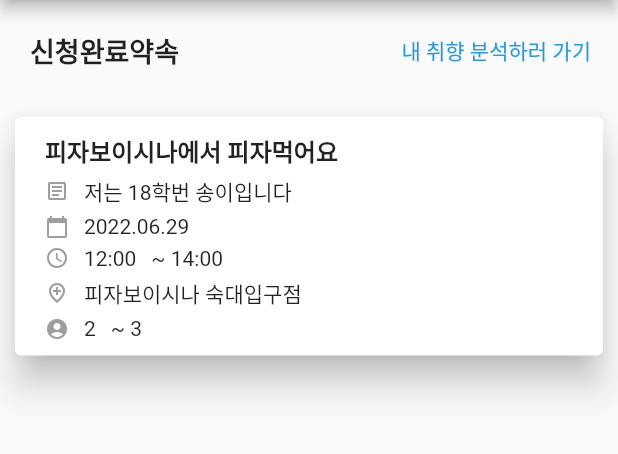
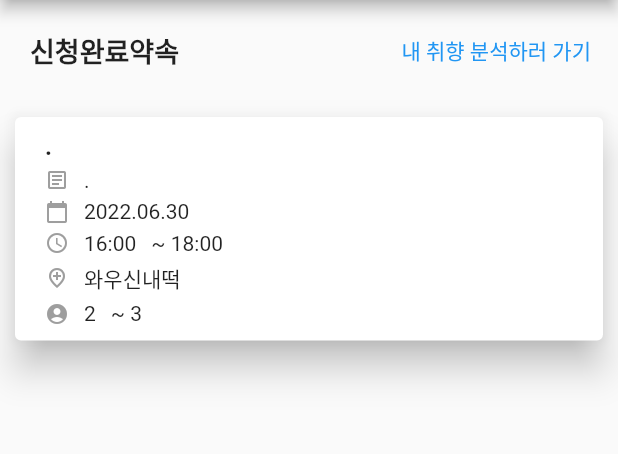
Before and after one commit to Doyoon99/EatwithMe, a Flutter app: the GroupListviewPage screen opened directly, on a phone screen of 412 x 824 dp, the part 84-538 px from its top. Run offline on Flutter 3.47's test engine with Material 2 defaults, Android fonts, the phone set to English and light mode, and no system bars; drawn by our look-alikes of grouped_list; our stand-ins replace flutter_datetime_picker, flutter_svg, get, google_maps_flutter, substring_highlight; missing offline and left inert: dart:ffi, flutter_config; project files that could hold a hidden picture were left out.

Commit message:
약속매칭 연동 전단계

```diff
--- a/lib/screen/find_listview.dart
+++ b/lib/screen/find_listview.dart
@@ -6,12 +6,12 @@ import 'package:grouped_list/grouped_list.dart';
 List _dataDummy = [
   {
     "type": "대기 중 약속",
-    "place": "피자보이시나 숙대입구점",
-    "title": "피자보이시나에서 피자먹어요",
-    "name": "저는 18학번 송이입니다",
-    "date": "2022.06.29",
-    "time": "12:00",
-    "endtime": "14:00",
+    "place": "와우신내떡",
+    "title": ".",
+    "name": ".",
+    "date": "2022.06.30",
+    "time": "16:00",
+    "endtime": "18:00",
     "min": "2",
     "max": "3",
   }
--- a/lib/screen/group_listview_page.dart
+++ b/lib/screen/group_listview_page.dart
@@ -5,14 +5,14 @@ import 'package:grouped_list/grouped_list.dart';
 List _dataDummy = [
   {
     "type": "신청완료약속",
-    "place": "피자보이시나 숙대입구점",
-    "title": "피자보이시나에서 피자먹어요",
-    "name": "저는 18학번 송이입니다",
-    "date": "2022.06.29",
-    "time": "12:00",
-    "endtime": "14:00",
-    "min": "2",
-    "max": "3",
+    "store_name": "와우신내떡",
+    "title": ".",
+    "detail": ".",
+    "promise_date": "2022.06.30",
+    "starttime": "16:00",
+    "endtime": "18:00",
+    "minpers": "2",
+    "maxpers": "3",
   }
 ];
 
@@ -118,7 +118,7 @@ class _GroupListviewPageState extends State<GroupListviewPage> {
                                   color: Colors.grey, size: 16),
                               Container(
                                 margin: EdgeInsets.only(left: 10),
-                                child: Text('${element['name']}'),
+                                child: Text('${element['detail']}'),
                               ),
                             ]),
                       ),
@@ -132,7 +132,7 @@ class _GroupListviewPageState extends State<GroupListviewPage> {
                                   color: Colors.grey, size: 16),
                               Container(
                                 margin: EdgeInsets.only(left: 10),
-                                child: Text('${element['date']}'),
+                                child: Text('${element['promise_date']}'),
                               ),
                             ]),
                       ),
@@ -146,7 +146,7 @@ class _GroupListviewPageState extends State<GroupListviewPage> {
                                   color: Colors.grey, size: 16),
                               Container(
                                 margin: EdgeInsets.only(left: 10),
-                                child: Text('${element['time']}'),
+                                child: Text('${element['starttime']}'),
                               ),
                               Container(
                                 margin: EdgeInsets.only(left: 10),
@@ -164,7 +164,7 @@ class _GroupListviewPageState extends State<GroupListviewPage> {
                                   color: Colors.grey, size: 16),
                               Container(
                                 margin: EdgeInsets.only(left: 10),
-                                child: Text('${element['place']}'),
+                                child: Text('${element['store_name']}'),
                               ),
                             ]),
                       ),
@@ -178,11 +178,11 @@ class _GroupListviewPageState extends State<GroupListviewPage> {
                                   color: Colors.grey, size: 16),
                               Container(
                                 margin: EdgeInsets.only(left: 10),
-                                child: Text('${element['min']}'),
+                                child: Text('${element['minpers']}'),
                               ),
                               Container(
                                 margin: EdgeInsets.only(left: 10),
-                                child: Text('~ ${element['max']}'),
+                                child: Text('~ ${element['maxpers']}'),
                               ),
                             ]),
                       ),
--- a/lib/screen/real_time_list.dart
+++ b/lib/screen/real_time_list.dart
@@ -5,47 +5,58 @@ import 'package:grouped_list/grouped_list.dart';
 List _dataDummy = [
   {
     "type": "대기중 약속",
-    "place": "와우 신내떡 숙명여대점",
+    "store_name": "와우신내떡",
     "title": "신내떡 런치 세트 같이 먹으실 분 구합니다!",
-    "name": "신내떡 먹고 싶다(20)",
-    "date": "2022.06.30",
-    "time": "14:00",
+    "detail": "신내떡 먹고 싶다(20)",
+    "promise_date": "2022.06.30",
+    "starttime": "14:00",
     "endtime": "16:00",
-    "min": "2",
-    "max": "3",
+    "minpers": "2",
+    "maxpers": "3",
   },
   {
     "type": "대기중 약속",
-    "place": "코피티암 숙대점",
+    "store_name": "코피티암 숙대점",
     "title": "코피티암에서 공부할 새내기 구합니다",
-    "name": "신입생(21)",
-    "date": "2022.06.29",
-    "time": "13:00",
+    "detail": "신입생(21)",
+    "promise_date": "2022.06.29",
+    "starttime": "13:00",
     "endtime": "14:00",
-    "min": "2",
-    "max": "4",
+    "minpers": "2",
+    "maxpers": "4",
   },
   {
     "type": "대기중 약속",
-    "place": "피자보이시나",
+    "store_name": "피자보이시나",
     "title": "피자보이시나 포장 나누실 분 있으신가요?",
-    "name": "청파동 자취생(21)",
-    "date": "2022.06.30",
-    "time": "16:00",
+    "detail": "청파동 자취생(21)",
+    "promise_date": "2022.06.30",
+    "starttime": "16:00",
     "endtime": "18:00",
-    "min": "3",
-    "max": "3",
+    "minpers": "3",
+    "maxpers": "3",
   },
   {
     "type": "대기중 약속",
-    "place": "포 36거리 숙대점",
+    "store_name": "포 36거리 숙대점",
     "title": "포돈 먹으러 갈 사람 여기 모여라",
-    "name": "피자보이시나(21)",
-    "date": "2022.06.29",
-    "time": "17:00",
+    "detail": "포동이(21)",
+    "promise_date": "2022.06.29",
+    "starttime": "17:00",
     "endtime": "20:00",
-    "min": "2",
-    "max": "3",
+    "minpers": "2",
+    "maxpers": "3",
+  },
+  {
+    "type": "신청완료약속",
+    "store_name": "와우신내떡",
+    "title": ".",
+    "detail": ".",
+    "promise_date": "2022.06.30",
+    "starttime": "16:00",
+    "endtime": "18:00",
+    "minpers": "2",
+    "maxpers": "3",
   }
 ];
 
@@ -145,7 +156,7 @@ class _RealTimeListState extends State<RealTimeList> {
                                   color: Colors.grey, size: 16),
                               Container(
                                 margin: EdgeInsets.only(left: 10),
-                                child: Text('${element['name']}'),
+                                child: Text('${element['detail']}'),
                               ),
                             ]),
                       ),
@@ -159,7 +170,7 @@ class _RealTimeListState extends State<RealTimeList> {
                                   color: Colors.grey, size: 16),
                               Container(
                                 margin: EdgeInsets.only(left: 10),
-                                child: Text('${element['date']}'),
+                                child: Text('${element['promise_date']}'),
                               ),
                             ]),
                       ),
@@ -173,7 +184,7 @@ class _RealTimeListState extends State<RealTimeList> {
                                   color: Colors.grey, size: 16),
                               Container(
                                 margin: EdgeInsets.only(left: 10),
-                                child: Text('${element['time']}'),
+                                child: Text('${element['starttime']}'),
                               ),
                               Container(
                                 margin: EdgeInsets.only(left: 10),
@@ -191,7 +202,7 @@ class _RealTimeListState extends State<RealTimeList> {
                                   color: Colors.grey, size: 16),
                               Container(
                                 margin: EdgeInsets.only(left: 10),
-                                child: Text('${element['place']}'),
+                                child: Text('${element['store_name']}'),
                               ),
                             ]),
                       ),
@@ -205,11 +216,11 @@ class _RealTimeListState extends State<RealTimeList> {
                                   color: Colors.grey, size: 16),
                               Container(
                                 margin: EdgeInsets.only(left: 10),
-                                child: Text('${element['min']}'),
+                                child: Text('${element['minpers']}'),
                               ),
                               Container(
                                 margin: EdgeInsets.only(left: 10),
-                                child: Text('~ ${element['max']}'),
+                                child: Text('~ ${element['maxpers']}'),
                               ),
                             ]),
                       ),
```
Also changed, not shown: lib/screen/analysis.dart (+97 -0 lines), lib/screen/matching_total.dart (+23 -23 lines), 1 other file.
